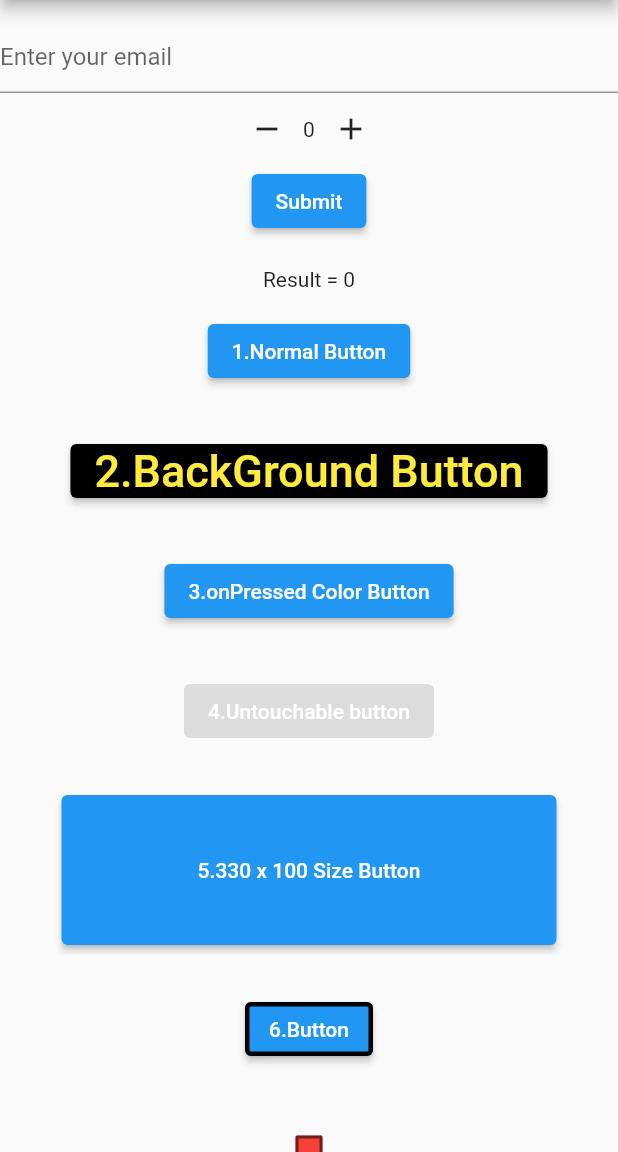
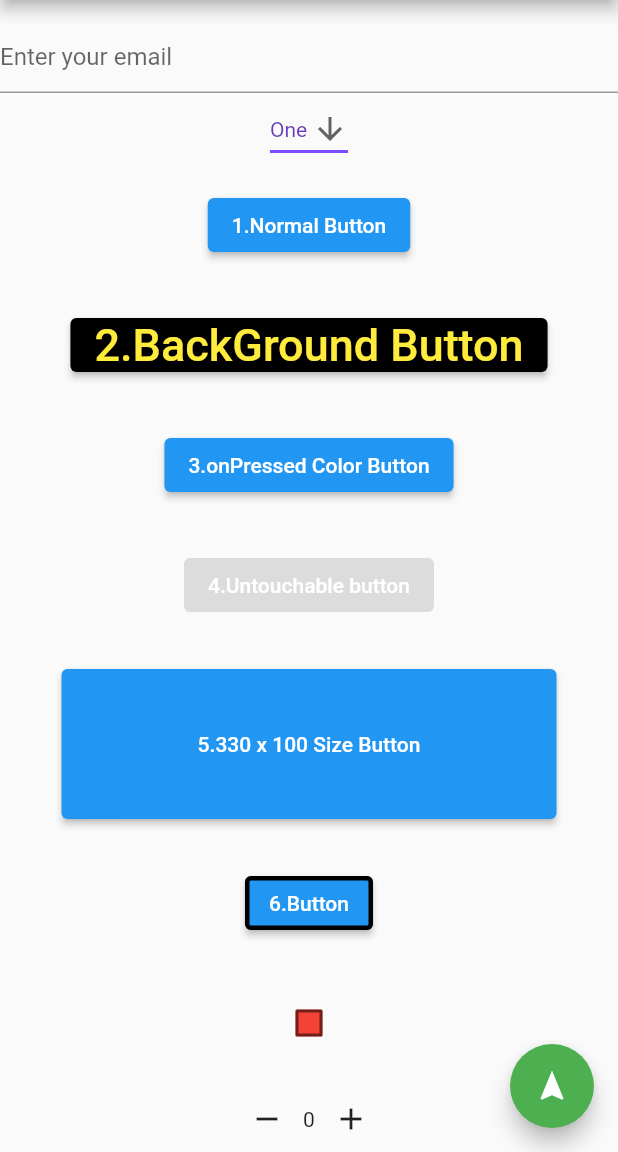
Before and after one commit to kanta13jp1/flutter_application_1, a Flutter app: the screen it shows after launch, scrolled down 576 dp, on a phone screen of 412 x 824 dp, the part 84-1236 px from its top. Run offline on Flutter 3.47's test engine with Material 2 defaults, Android fonts, the phone set to English and light mode, and no system bars.

Commit message:
FloatingActionButton

```diff
--- a/lib/main.dart
+++ b/lib/main.dart
@@ -264,13 +264,18 @@ class MyApp extends StatelessWidget {
             buttonSection,
             textSection,
             MyStatefulWidget(),
+            MyStatefulWidget2(),
             TapboxA(),
             ParentWidget(),
           ],
         ),
-        // body: const Center(
-        //   child: TapboxA(),
-        // ),
+        floatingActionButton: FloatingActionButton(
+          onPressed: () {
+            // Add your onPressed code here!
+          },
+          child: const Icon(Icons.navigation),
+          backgroundColor: Colors.green,
+        ),
       ),
     );
   }
@@ -309,7 +314,7 @@ class MyStatefulWidget extends StatefulWidget {
 class _MyStatefulWidgetState extends State<MyStatefulWidget> {
   final GlobalKey<FormState> _formKey = GlobalKey<FormState>();
   bool isChecked = false;
-  int _count = 0;
+  String dropdownValue = 'One';
 
   @override
   Widget build(BuildContext context) {
@@ -335,32 +340,36 @@ class _MyStatefulWidgetState extends State<MyStatefulWidget> {
               hintText: 'Enter your email',
             ),
             validator: (String? value) {
+              print("TextFormField.validator() value = {$value}");
               if (value == null || value.isEmpty) {
                 return 'Please enter some text';
               }
               return null;
             },
           ),
-          CounterFormField(
-            validator: (int? value) {
-              if (value! < 0) return 'Negative values not supported';
-              return null;
+          DropdownButton<String>(
+            value: dropdownValue,
+            icon: const Icon(Icons.arrow_downward),
+            iconSize: 24,
+            elevation: 16,
+            style: const TextStyle(color: Colors.deepPurple),
+            underline: Container(
+              height: 2,
+              color: Colors.deepPurpleAccent,
+            ),
+            onChanged: (String? newValue) {
+              setState(() {
+                dropdownValue = newValue!;
+              });
             },
-            onSaved: (int? value) => setState(() {
-              _count = value!;
-            }),
+            items: <String>['One', 'Two', 'Free', 'Four']
+                .map<DropdownMenuItem<String>>((String value) {
+              return DropdownMenuItem<String>(
+                value: value,
+                child: Text(value),
+              );
+            }).toList(),
           ),
-          ElevatedButton(
-            child: Text('Submit'),
-            onPressed: () {
-              if (this._formKey.currentState!.validate()) {
-                this._formKey.currentState!.save();
-              }
-            },
-            style: ButtonStyle(),
-          ),
-          SizedBox(height: 20.0),
-          Text('Result = $_count'),
           Padding(
             padding: const EdgeInsets.symmetric(vertical: 16.0),
             child: ElevatedButton(
@@ -480,6 +489,82 @@ class _MyStatefulWidgetState extends State<MyStatefulWidget> {
   }
 }
 
+class MyStatefulWidget2 extends StatefulWidget {
+  const MyStatefulWidget2({Key? key}) : super(key: key);
+
+  @override
+  State<MyStatefulWidget2> createState() => _MyStatefulWidgetState2();
+}
+
+/// This is the private State class that goes with MyStatefulWidget.
+class _MyStatefulWidgetState2 extends State<MyStatefulWidget2> {
+  final GlobalKey<FormState> _formKey = GlobalKey<FormState>();
+  int _count = 0;
+
+  @override
+  Widget build(BuildContext context) {
+    return Form(
+      key: _formKey,
+      child: Column(
+        crossAxisAlignment: CrossAxisAlignment.center,
+        children: <Widget>[
+          CounterFormField(
+            validator: (int? value) {
+              print("CounterFormField.validator() value = {$value}");
+              if (value! < 0) return 'Negative values not supported';
+              return null;
+            },
+            onSaved: (int? value) => setState(() {
+              _count = value!;
+            }),
+          ),
+          ElevatedButton(
+            child: Text('Submit'),
+            onPressed: () {
+              if (this._formKey.currentState!.validate()) {
+                this._formKey.currentState!.save();
+              }
+            },
+            style: ButtonStyle(),
+          ),
+          SizedBox(height: 20.0),
+          Text('Result = $_count'),
+          const SizedBox(height: 30),
+          ClipRRect(
+            borderRadius: BorderRadius.circular(20),
+            child: Stack(
+              children: <Widget>[
+                Positioned.fill(
+                  child: Container(
+                    decoration: const BoxDecoration(
+                      gradient: LinearGradient(
+                        colors: <Color>[
+                          Color(0xFF0D47A1),
+                          Color(0xFF1976D2),
+                          Color(0xFF42A5F5),
+                        ],
+                      ),
+                    ),
+                  ),
+                ),
+                TextButton(
+                  style: TextButton.styleFrom(
+                    padding: const EdgeInsets.all(16.0),
+                    primary: Colors.white,
+                    textStyle: const TextStyle(fontSize: 20),
+                  ),
+                  onPressed: () {},
+                  child: const Text('Gradient'),
+                ),
+              ],
+            ),
+          ),
+        ],
+      ),
+    );
+  }
+}
+
 class CounterFormField extends FormField<int> {
   CounterFormField(
       {required FormFieldSetter<int> onSaved,
```
Also changed, not shown: 1 other file.
